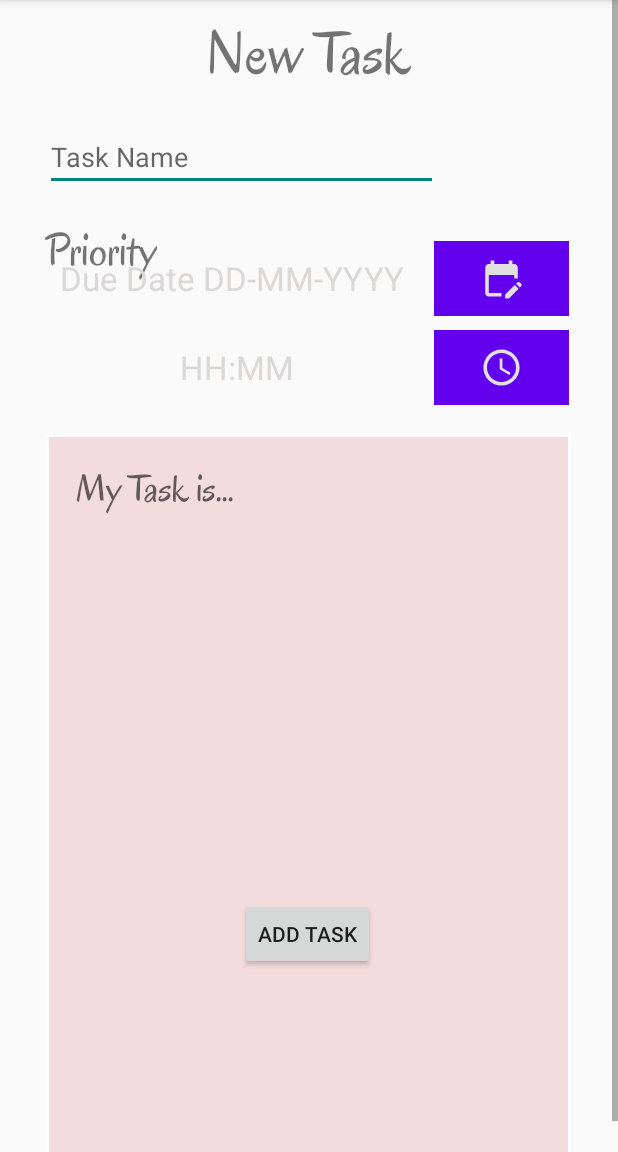
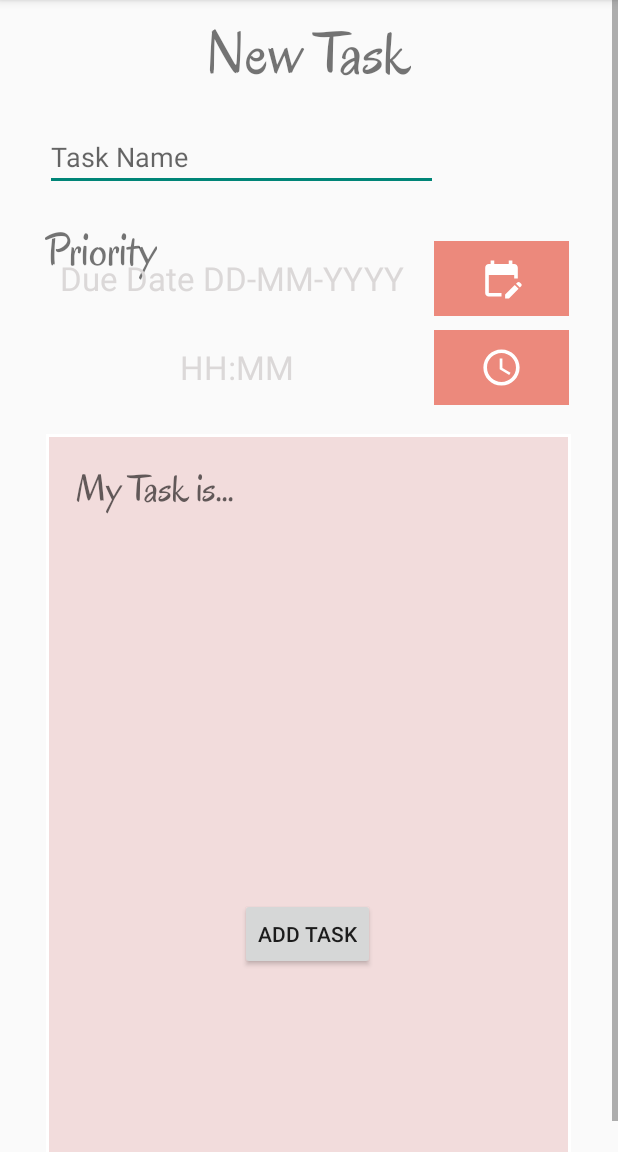
Before and after one commit to JoshuaBesei/HomeProject, an Android app: the fragment AddTasksFragment shown on its own in the app's theme, on a phone screen of 412 x 824 dp, the part 84-1236 px from its top. Run offline under Robolectric (Android 15) with nearby library versions, the phone set to English and light mode, and no system bars.

Commit message:
Final commit

```diff
--- a/app/src/main/res/drawable/ic_calendar_foreground.xml
+++ b/app/src/main/res/drawable/ic_calendar_foreground.xml
@@ -3,7 +3,7 @@
     android:height="50dp"
     android:viewportWidth="108"
     android:viewportHeight="108"
-    android:tint="#E0E0E0">
+    android:tint="#FFFFFF">
   <group android:scaleX="2.61"
       android:scaleY="2.61"
       android:translateX="22.68"
--- a/app/src/main/res/drawable/ic_star_foreground.xml
+++ b/app/src/main/res/drawable/ic_star_foreground.xml
@@ -3,7 +3,7 @@
     android:height="50dp"
     android:viewportWidth="108"
     android:viewportHeight="108"
-    android:tint="#E0E0E0">
+    android:tint="#FFFFFF">
   <group android:scaleX="2.61"
       android:scaleY="2.61"
       android:translateX="22.68"
--- a/app/src/main/res/drawable/ic_time_foreground.xml
+++ b/app/src/main/res/drawable/ic_time_foreground.xml
@@ -3,7 +3,7 @@
     android:height="50dp"
     android:viewportWidth="108"
     android:viewportHeight="108"
-    android:tint="#E0E0E0">
+    android:tint="#FFFFFF">
   <group android:scaleX="2.61"
       android:scaleY="2.61"
       android:translateX="22.68"
--- a/app/src/main/res/layout/fragment_account.xml
+++ b/app/src/main/res/layout/fragment_account.xml
@@ -79,7 +79,7 @@
             android:layout_below="@+id/timeZone"
             android:layout_marginLeft="10dp"
             android:layout_marginRight="10dp"
-            android:text=""/>
+            android:text="" />
 
         <TextView
             android:id="@+id/account_rectangle1"
@@ -95,6 +95,7 @@
             android:textSize="20dp"
             android:textStyle="bold"
             android:paddingTop="15dp"
+            android:textColor="@color/white"
             />
 
         <TextView
@@ -112,6 +113,7 @@
             android:textSize="20dp"
             android:textStyle="bold"
             android:paddingTop="15dp"
+            android:textColor="@color/white"
             />
 
         <TextView
@@ -128,6 +130,7 @@
             android:textSize="20dp"
             android:textStyle="bold"
             android:paddingTop="15dp"
+            android:textColor="@color/white"
             />
 
         <TextView
@@ -145,6 +148,7 @@
             android:textSize="20dp"
             android:textStyle="bold"
             android:paddingTop="15dp"
+            android:textColor="@color/white"
             />
 
     </RelativeLayout>
--- a/app/src/main/res/layout/fragment_add_tasks.xml
+++ b/app/src/main/res/layout/fragment_add_tasks.xml
@@ -100,7 +100,7 @@
                 android:layout_marginLeft="20dp"
                 android:layout_below="@id/toggleButtonGroup"
                 android:layout_toRightOf="@id/selectedDate"
-                android:background="#FF6200EE"
+                android:background="@color/purple_500"
                 android:paddingLeft="20dp"
                 android:paddingRight="20dp"
                 app:srcCompat="@drawable/ic_calendar_foreground"
@@ -125,7 +125,7 @@
                 android:layout_height="wrap_content"
                 app:srcCompat="@drawable/ic_time_foreground"
                 android:clickable="true"
-                android:background="#FF6200EE"
+                android:background="@color/purple_500"
                 android:paddingLeft="20dp"
                 android:paddingRight="20dp"
                 android:layout_below="@id/selectedDate"
--- a/app/src/main/res/layout/fragment_leader_boards.xml
+++ b/app/src/main/res/layout/fragment_leader_boards.xml
@@ -157,6 +157,7 @@
             android:text="Most task accomplished today"
             android:textSize="20dp"
             android:textStyle="bold"
+            android:textColor="@color/white"
             />
 
         <ImageView
--- a/app/src/main/res/layout/list_item.xml
+++ b/app/src/main/res/layout/list_item.xml
@@ -41,6 +41,7 @@
             android:layout_height="wrap_content"
             android:hint="Title"
             android:layout_marginLeft="40dp"
+            android:textColor="@color/white"
             android:textAppearance="?attr/textAppearanceHeadline6" />
 
         <ImageView
--- a/app/src/main/res/values/colors.xml
+++ b/app/src/main/res/values/colors.xml
@@ -1,8 +1,8 @@
 <?xml version="1.0" encoding="utf-8"?>
 <resources>
-    <color name="purple_200">#FFBB86FC</color>
-    <color name="purple_500">#FF6200EE</color>
-    <color name="purple_700">#FF3700B3</color>
+    <color name="purple_200">#EC897C</color>
+    <color name="purple_500">#EC897C</color>
+    <color name="purple_700">#EC897C</color>
     <color name="teal_200">#FF03DAC5</color>
     <color name="teal_700">#FF018786</color>
     <color name="black">#FF000000</color>
--- a/app/src/main/res/values/styles.xml
+++ b/app/src/main/res/values/styles.xml
@@ -20,4 +20,8 @@
         parent="@android:style/Widget.Material.Light.TimePicker">
         <item name="android:timePickerMode">spinner</item>
     </style>
+
+    <style name="spinnerTheme">
+        <item name="android:textColor">@color/purple_500</item>
+    </style>
 </resources>
```
